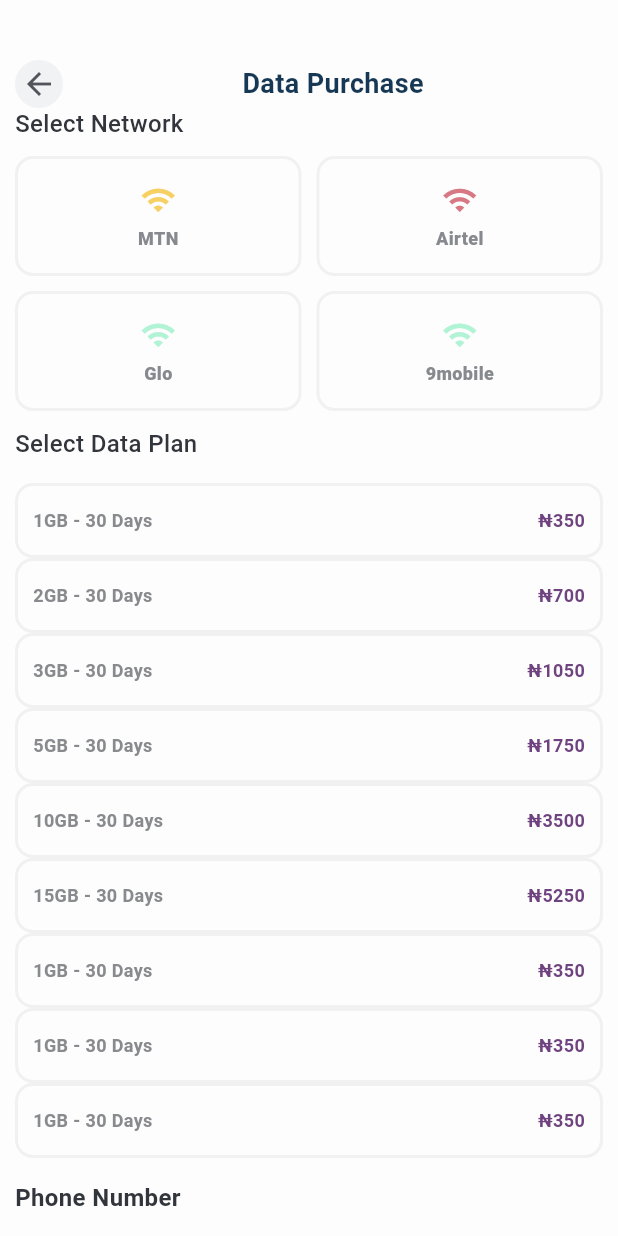
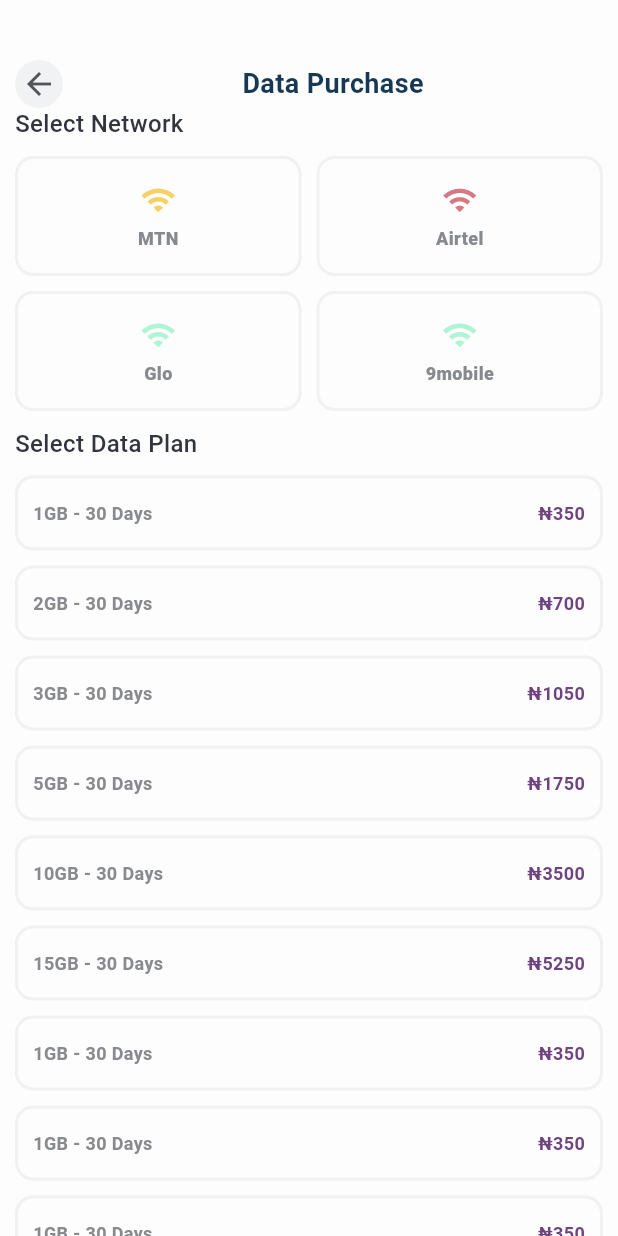
Before and after one commit to abduleneye/chit_chat, a Flutter app: the DataPurchaseScreen screen opened directly, on a phone screen of 412 x 824 dp. Run offline on Flutter 3.47's test engine with Material 3 defaults, Android fonts, the phone set to English and light mode, and no system bars; our stand-ins replace cloud_firestore, firebase_auth, firebase_core, fluttertoast; missing offline and left inert: dart:ffi; accounts and stored records are empty.

Commit message:
Done implementing data purchase screen, need to add on tap functionalities later on

```diff
--- a/lib/vtu/mine/data_purchase_screen.dart
+++ b/lib/vtu/mine/data_purchase_screen.dart
@@ -161,13 +161,13 @@ class _DataPurchaseScreenState extends State<DataPurchaseScreen> {
                     ),
                     //
                     const SizedBox(
-                      height: 10,
+                      height: 5,
                     ),
                     //Data Selection Expanded Column
                     ListView.builder(
                       shrinkWrap: true,
                         physics: NeverScrollableScrollPhysics(),
-                        padding: EdgeInsets.symmetric(vertical: 5),
+                        padding: EdgeInsets.symmetric(vertical: 0),
                         itemCount: dataCatalogue.length,
                         itemBuilder: (context, index){
                           return  SelectDataPlanContainer(
--- a/lib/vtu/mine/vtu_ui_components/select_data_plan_Container.dart
+++ b/lib/vtu/mine/vtu_ui_components/select_data_plan_Container.dart
@@ -20,6 +20,7 @@ class SelectDataPlanContainer extends StatelessWidget {
     return Container(
       height: 50,
       // width: size.width * 0.45,
+      margin: EdgeInsets.symmetric(vertical: 5),
       padding: EdgeInsets.symmetric(horizontal: 10),
       decoration: BoxDecoration(
           border: Border.all(
```
